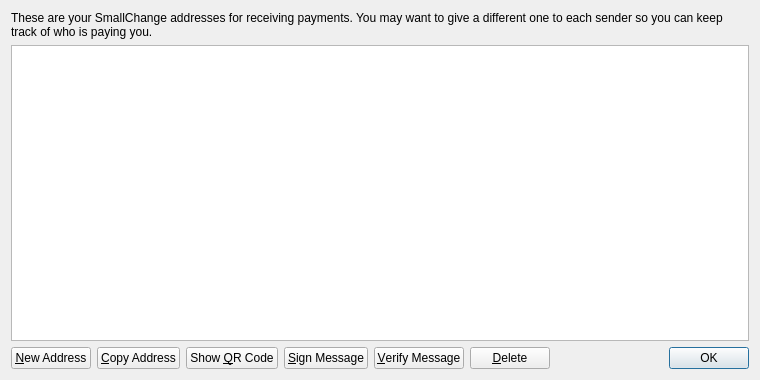
First picture: the form in src/qt/forms/addressbookpage.ui, repository mousecoin/mousecoin, before the edit.
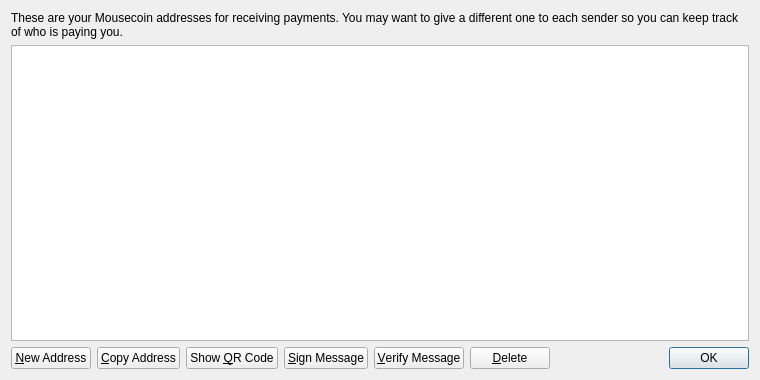
Second picture: the form after the edit. Icons and pictures are not drawn.

Patch:
```diff
--- a/src/qt/forms/addressbookpage.ui
+++ b/src/qt/forms/addressbookpage.ui
@@ -17,7 +17,7 @@
    <item>
     <widget class="QLabel" name="labelExplanation">
      <property name="text">
-      <string>These are your SmallChange addresses for receiving payments. You may want to give a different one to each sender so you can keep track of who is paying you.</string>
+      <string>These are your Mousecoin addresses for receiving payments. You may want to give a different one to each sender so you can keep track of who is paying you.</string>
      </property>
      <property name="textFormat">
       <enum>Qt::PlainText</enum>
```
